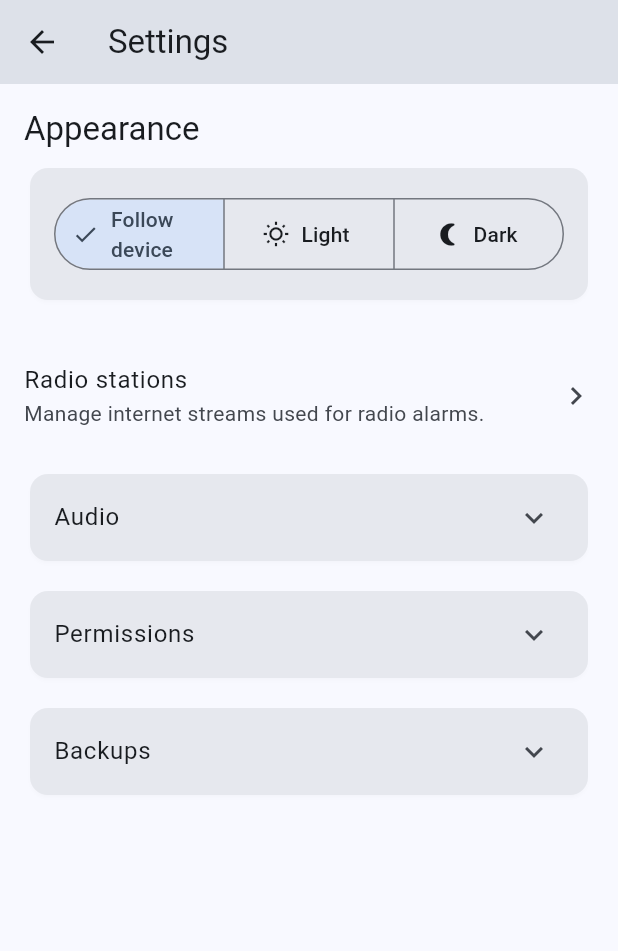
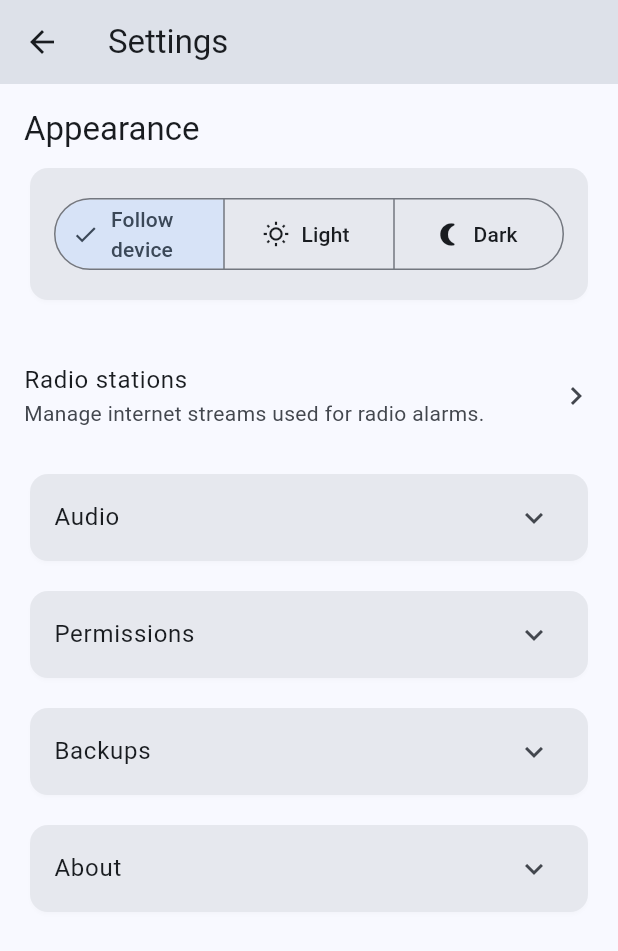
Before and after one commit to Nithiann/not_another_alarm_clock, a Flutter app: the SettingsScreen screen opened directly, on a phone screen of 412 x 824 dp. Shown: the top 951 px of the screen. Run offline on Flutter 3.47's test engine with Material 3 defaults, Android fonts, the light colour scheme and no system bars; drawn by our look-alikes of dynamic_color; our stand-ins replace flutter_local_notifications, flutter_timezone, google_sign_in, hive, hive_flutter, just_audio and 4 more; missing offline and left inert: android_alarm_manager_plus, audio_session, googleapis; accounts and stored records are empty.

Commit message:
about section in settings

```diff
--- a/lib/presentation/screens/alarm_ring_screen.dart
+++ b/lib/presentation/screens/alarm_ring_screen.dart
@@ -1,6 +1,5 @@
 import 'dart:async';
 
-import 'package:audio_session/audio_session.dart';
 import 'package:flutter/material.dart';
 import 'package:provider/provider.dart';
 import 'package:wakelock_plus/wakelock_plus.dart';
--- a/lib/presentation/screens/settings_screen.dart
+++ b/lib/presentation/screens/settings_screen.dart
@@ -132,6 +132,7 @@ class _SettingsScreenState extends State<SettingsScreen> {
       _buildAudioTile(),
       _buildPermissionsTile(),
       _buildBackupsTile(lastBackup),
+      _buildAboutTile(),
     ];
 
     return Scaffold(
@@ -317,4 +318,35 @@ class _SettingsScreenState extends State<SettingsScreen> {
       ),
     );
   }
+
+  Widget _buildAboutTile() {
+    return Card(
+      child: ExpansionTile(
+        title: const Text('About'),
+        childrenPadding: const EdgeInsets.symmetric(horizontal: 16),
+        children: [
+          ListTile(
+            contentPadding: EdgeInsets.zero,
+            title: const Text('Version'),
+            subtitle: const Text('0.0.1'),
+          ),
+          ListTile(
+            contentPadding: EdgeInsets.zero,
+            title: const Text('Developer'),
+            subtitle: const Text('Nithiann'),
+          ),
+          ListTile(
+            contentPadding: EdgeInsets.zero,
+            title: const Text('Privacy policy'),
+            subtitle: const Text('https://www.google.com'),
+          ),
+          ListTile(
+            contentPadding: EdgeInsets.zero,
+            title: const Text('Terms of service'),
+            subtitle: const Text('https://www.google.com'),
+          ),
+        ],
+      )
+    );
+  }
 }
```
